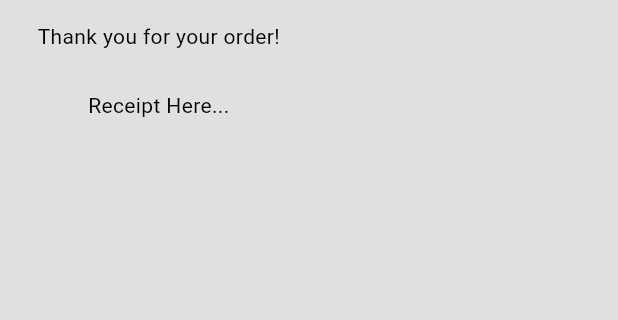
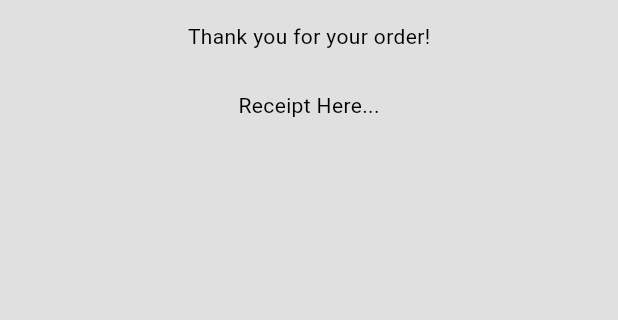
Before and after one commit to Odhi-ambo/food_delivery_app, a Flutter app: the DeliveryProgressPage screen opened directly, on a phone screen of 412 x 824 dp, the part 63-383 px from its top. Run offline on Flutter 3.47's test engine with Material 3 defaults, Android fonts, the phone set to English and light mode, and no system bars; our stand-ins replace flutter_credit_card.

Commit message:
Initial commit

```diff
--- a/lib/components/my_receipt.dart
+++ b/lib/components/my_receipt.dart
@@ -12,12 +12,14 @@ class MyReceipt extends StatelessWidget {
         right: 25,
         bottom: 25,
       ),
+      child: Center(
         child: Column(
           children: [
             const Text('Thank you for your order!'),
             Container(
               decoration: BoxDecoration(
-              border: Border.all(color: Theme.of(context).colorScheme.surface),
+                border:
+                    Border.all(color: Theme.of(context).colorScheme.surface),
                 borderRadius: BorderRadius.circular(8),
               ),
               padding: EdgeInsets.all(25),
@@ -25,6 +27,7 @@ class MyReceipt extends StatelessWidget {
             )
           ],
         ),
+      ),
     );
   }
 }
```
Lines whose indentation alone changed are shown as unchanged.
